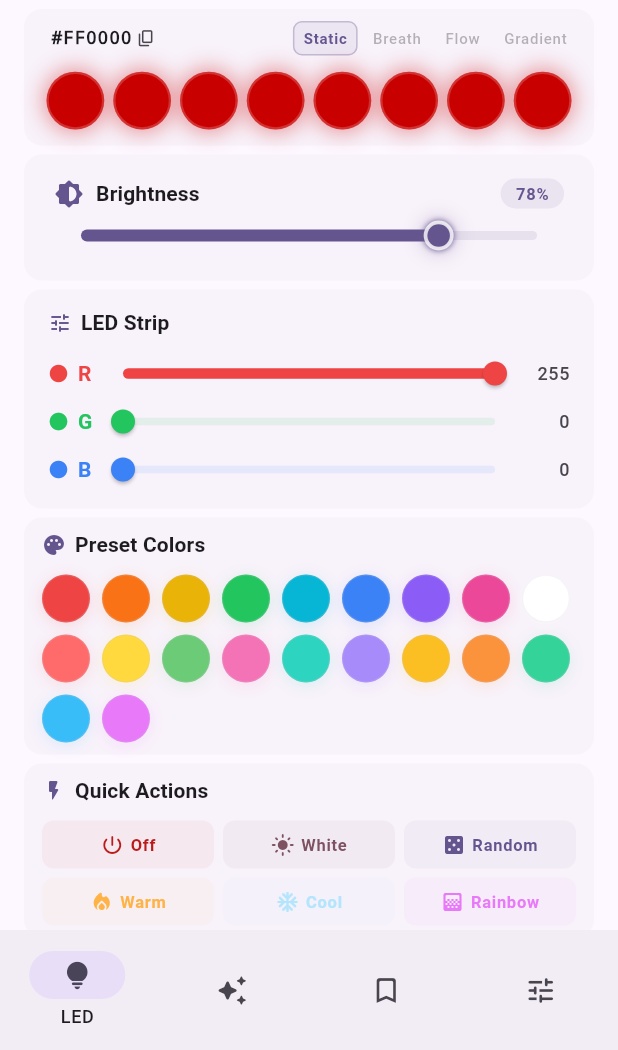
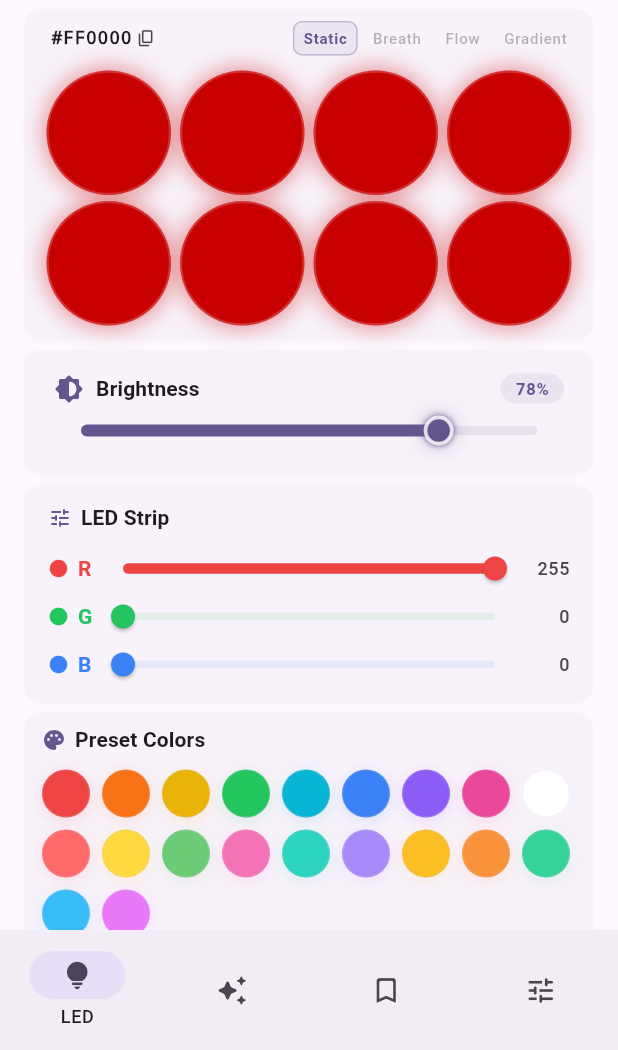
Before and after one commit to DeliciousBuding/fpga-electronic-measurement-labs, a Flutter app: the screen it shows after launch, on a phone screen of 412 x 824 dp, the part 186-1236 px from its top. Run offline on Flutter 3.47's test engine with Material 3 defaults, Android fonts, the phone set to English and light mode, and no system bars; drawn by our look-alikes of dynamic_color; our stand-ins replace flutter_blue_plus, flutter_riverpod, logger, shared_preferences; Roboto replaces fonts that are missing (MiSans).

Commit message:
Fix LED dots turning white at low brightness in light theme
Always show actual color instead of switching to surfaceContainerLowest
when luminance is below threshold. Use visible border outline for dim
dots so they remain visible against any background.

Also change LED layout to 2x4 grid matching physical chip arrangement.

Co-Authored-By: Claude <noreply@anthropic.com>

```diff
--- a/app/lib/pages/color_tab.dart
+++ b/app/lib/pages/color_tab.dart
@@ -191,32 +191,34 @@ class _CompactLedStrip extends StatelessWidget {
           // Row 2: 8 LED dots in a single row
           AnimatedBuilder(
             animation: ctrl,
-            builder: (context, _) => SizedBox(
-              height: 44,
-              child: Row(
-                children: List.generate(8, (i) {
+            builder: (context, _) => Column(
+              children: [for (var row = 0; row < 2; row++)
+                Row(children: [for (var col = 0; col < 4; col++)
+                  Expanded(child: Padding(
+                    padding: const EdgeInsets.symmetric(horizontal: 3, vertical: 2),
+                    child: AspectRatio(
+                      aspectRatio: 1,
+                      child: Builder(builder: (_) {
+                        final i = row * 4 + col;
                         final c = _dotColor(i);
-                  final lit = c.computeLuminance() > 0.06;
-                  return Expanded(
-                    child: Padding(
-                      padding: const EdgeInsets.symmetric(horizontal: 3),
-                      child: Container(
-                        margin: const EdgeInsets.symmetric(vertical: 2),
+                        final bright = c.computeLuminance() > 0.06;
+                        return Container(
                           decoration: BoxDecoration(
                             shape: BoxShape.circle,
-                          color: lit ? c : cs.surfaceContainerLowest,
-                          boxShadow: lit
+                            color: c,
+                            boxShadow: bright
                                 ? [BoxShadow(color: c.withAlpha(100), blurRadius: 12, spreadRadius: 2)]
                                 : null,
                             border: Border.all(
-                              color: lit ? Colors.white.withAlpha(50) : cs.outlineVariant.withAlpha(80),
-                              width: lit ? 1.5 : 1),
-                        ),
-                      ),
+                                color: bright ? Colors.white.withAlpha(50) : cs.outline.withAlpha(120),
+                                width: bright ? 1.5 : 1),
                           ),
                         );
                       }),
                     ),
+                  )),
+                ]),
+              ],
             ),
           ),
         ]),
```
Lines whose indentation alone changed are shown as unchanged.
